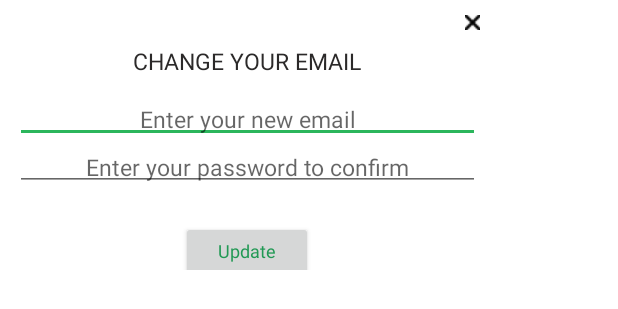
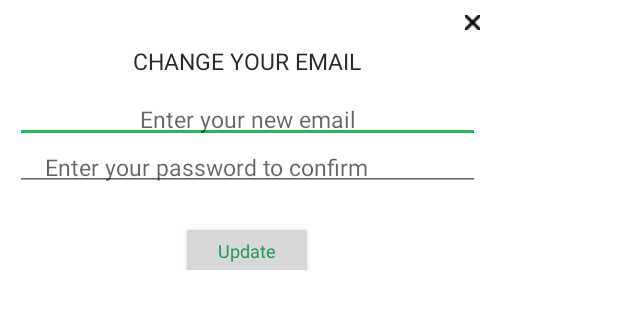
Before and after one commit to SIMhortus/simhortus-master-app, an Android app: the layout mod_email.xml on its own in the app's theme, with its tools: preview values and no code run, on a phone screen of 412 x 824 dp. Shown: the top 309 px of the screen. Run offline under Robolectric (Android 15) with nearby library versions, the phone set to English and light mode, and no system bars.

```diff
--- a/app/src/main/res/layout/mod_email.xml
+++ b/app/src/main/res/layout/mod_email.xml
@@ -52,7 +52,7 @@
             android:focusableInTouchMode="true"
             android:layout_width="match_parent"
             android:layout_height="wrap_content"
-            android:gravity="center"
+            android:gravity="left"
             android:textColor="@color/greyLight"
             android:textSize="15dp"
             android:hint="Enter your password to confirm"
```
